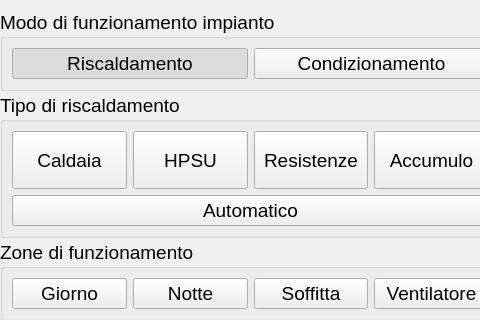
pillo79/home-control, file dlg_control.ui: the form before one commit; both pictures show x 0 to 480 and y 0 to 320 of the 800 by 480 pixel window.
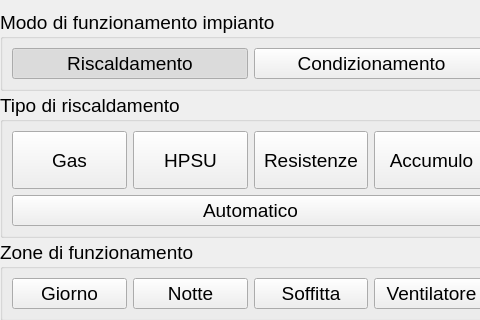
The form after the commit. Icons and pictures are not drawn.

Commit message: [refact] rename "Caldaia" to "Gas"

Diff of the .ui file:
```diff
--- a/dlg_control.ui
+++ b/dlg_control.ui
@@ -410,7 +410,7 @@
               </sizepolicy>
              </property>
              <property name="text">
-              <string>Caldaia</string>
+              <string>Gas</string>
              </property>
              <property name="checkable">
               <bool>true</bool>
```
Left out of the diff: 2 changed lines with no effect on the pictures. The commit also changes 8 other files.
